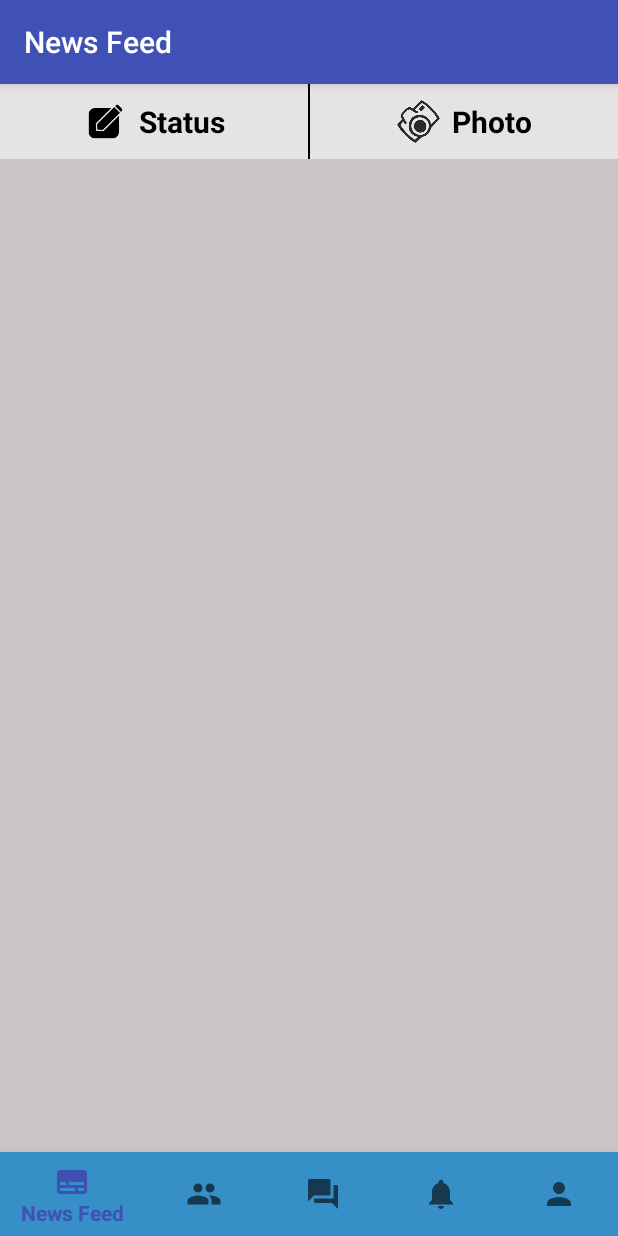
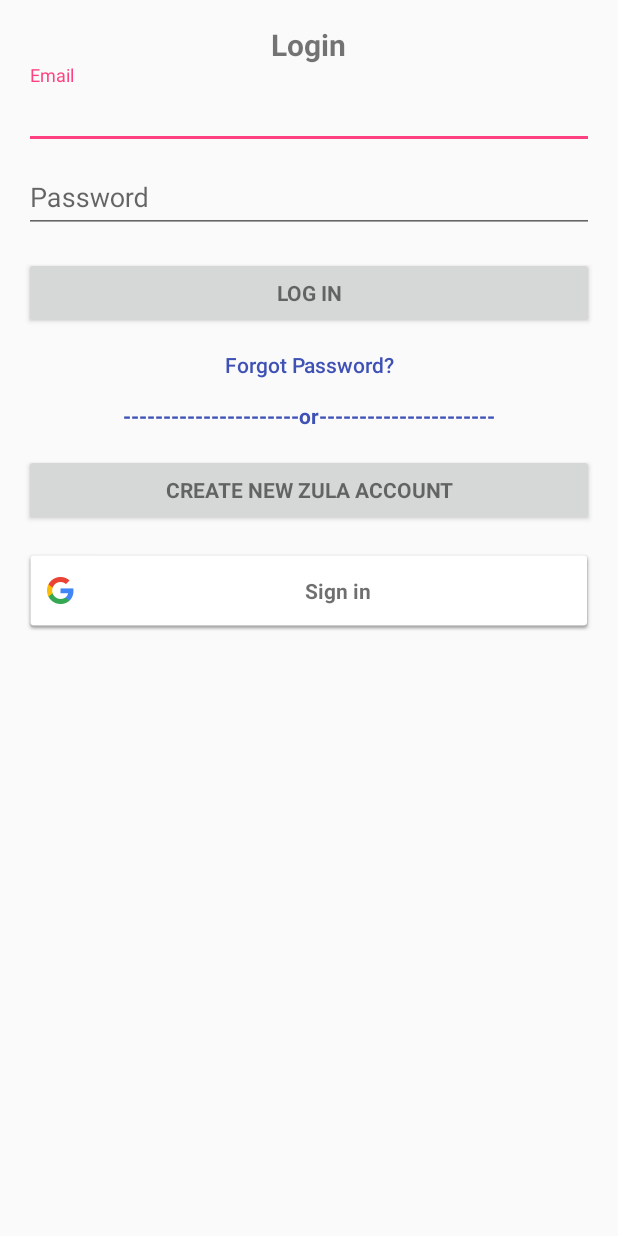
Before and after one commit to khieudinhhhuu/zula, an Android app: the screen it shows after launch (MainActivity before the commit, LoginActivity after it), on a phone screen of 412 x 824 dp. Run offline under Robolectric (Android 15) with nearby library versions, the phone set to English and light mode, and no system bars; our stand-ins replace Firebase (no records; nobody signed in at launch, a user with empty details on screens opened directly); libraries missing offline, so code that uses them is left out: com.facebook, com.facebook.appevents; plain views replace LoginButton.

Commit message:
anonymous 2

```diff
--- a/app/build.gradle
+++ b/app/build.gradle
@@ -12,7 +12,7 @@
     buildToolsVersion '27.0.3'
     defaultConfig {
         applicationId "com.khieuthichien.zula"
-        minSdkVersion 15
+        minSdkVersion 16
         targetSdkVersion 27
         versionCode 1
         versionName "1.0"
@@ -43,9 +43,9 @@
     implementation 'com.squareup.retrofit2:retrofit:2.3.0'
     implementation 'com.google.code.gson:gson:2.8.2'
     implementation 'com.android.support.constraint:constraint-layout:1.1.3'
+    implementation 'com.google.android.gms:play-services-auth:11.6.0'
     implementation 'com.google.firebase:firebase-auth:11.6.0'
     implementation 'com.google.firebase:firebase-core:11.6.0'
-    implementation 'com.google.firebase:firebase-auth:11.6.0'
     implementation 'com.google.firebase:firebase-storage:11.6.0'
     implementation 'com.google.firebase:firebase-database:11.6.0'
     testImplementation 'junit:junit:4.12'
--- a/app/src/main/java/com/khieuthichien/zula/fragment/NewsFeedFragment.java
+++ b/app/src/main/java/com/khieuthichien/zula/fragment/NewsFeedFragment.java
@@ -34,7 +34,7 @@
 import com.google.firebase.storage.StorageReference;
 import com.google.firebase.storage.UploadTask;
 import com.khieuthichien.zula.R;
-import com.khieuthichien.zula.StatusNewsFeedActivity;
+import com.khieuthichien.zula.ui.StatusNewsFeedActivity;
 import com.khieuthichien.zula.adapter.PhotoAdapter;
 import com.khieuthichien.zula.model.Photo;
 import com.squareup.picasso.Picasso;
--- /dev/null
+++ b/app/src/main/java/com/khieuthichien/zula/ui/LoginActivity.java
@@ -0,0 +1,224 @@
+package com.khieuthichien.zula.ui;
+
+import android.content.Intent;
+import android.os.Bundle;
+import android.support.annotation.NonNull;
+import android.support.v7.app.AlertDialog;
+import android.support.v7.app.AppCompatActivity;
+import android.support.v7.widget.Toolbar;
+import android.util.Log;
+import android.view.View;
+import android.widget.Button;
+import android.widget.EditText;
+import android.widget.ProgressBar;
+import android.widget.Toast;
+
+import com.facebook.CallbackManager;
+import com.facebook.FacebookSdk;
+import com.facebook.appevents.AppEventsLogger;
+import com.google.android.gms.auth.api.Auth;
+import com.google.android.gms.auth.api.signin.GoogleSignInAccount;
+import com.google.android.gms.auth.api.signin.GoogleSignInOptions;
+import com.google.android.gms.auth.api.signin.GoogleSignInResult;
+import com.google.android.gms.common.ConnectionResult;
+import com.google.android.gms.common.SignInButton;
+import com.google.android.gms.common.api.GoogleApiClient;
+import com.google.android.gms.tasks.OnCompleteListener;
+import com.google.android.gms.tasks.Task;
+import com.google.firebase.auth.AuthCredential;
+import com.google.firebase.auth.AuthResult;
+import com.google.firebase.auth.FirebaseAuth;
+import com.google.firebase.auth.FirebaseUser;
+import com.google.firebase.auth.GoogleAuthProvider;
+import com.khieuthichien.zula.R;
+
+public class LoginActivity extends AppCompatActivity implements GoogleApiClient.OnConnectionFailedListener{
+
+    private ProgressBar loginProgress;
+    private EditText edtLoginEmail;
+    private EditText edtLoginPassword;
+    private Button btnLogIn;
+    private Button btnResetPassword;
+    private Button btnCreateNewAccount;
+    private SignInButton btnLoginGoogle;
+    //private LoginButton btnLoginFacebook;
+
+    private CallbackManager callbackManager;
+
+    private FirebaseAuth mAuth;
+    private FirebaseAuth.AuthStateListener authStateListener;
+    GoogleApiClient mGoogleApiClient;
+
+    private static String TAG = "LoginActivity";
+    private static final int RC_SIGN_IN = 9001;
+
+    @Override
+    protected void onCreate(Bundle savedInstanceState) {
+        super.onCreate(savedInstanceState);
+        setContentView(R.layout.activity_login);
+        initViews();
+        initActions();
+
+//        Toolbar toolbar = findViewById(R.id.toolbar);
+//        setSupportActionBar(toolbar);
+//        getSupportActionBar().setTitle("Login");
+//        getSupportActionBar().setDisplayHomeAsUpEnabled(true);
+
+        mAuth = FirebaseAuth.getInstance();
+
+        GoogleSignInOptions gso = new GoogleSignInOptions.Builder(GoogleSignInOptions.DEFAULT_SIGN_IN)
+                .requestIdToken(getString(R.string.default_web_client_id))
+                .requestEmail()
+                .build();
+
+        mGoogleApiClient = new GoogleApiClient.Builder(LoginActivity.this)
+                .enableAutoManage(LoginActivity.this,this)
+                .addApi(Auth.GOOGLE_SIGN_IN_API,gso)
+                .build();
+
+        authStateListener = new FirebaseAuth.AuthStateListener() {
+            @Override
+            public void onAuthStateChanged(@NonNull FirebaseAuth firebaseAuth) {
+                FirebaseUser user = firebaseAuth.getCurrentUser();
+            }
+        };
+
+
+    }
+
+    public void initViews() {
+        loginProgress = findViewById(R.id.login_progress);
+        edtLoginEmail = findViewById(R.id.edt_login_email);
+        edtLoginPassword = findViewById(R.id.edt_login_password);
+        btnLogIn = findViewById(R.id.btn_log_in);
+        btnResetPassword = findViewById(R.id.btn_reset_password);
+        btnCreateNewAccount = findViewById(R.id.btn_create_new_account);
+        btnLoginGoogle = findViewById(R.id.btn_login_google);
+        //btnLoginFacebook = findViewById(R.id.btn_login_facebook);
+    }
+
+    public void initActions() {
+        btnLogIn.setOnClickListener(new View.OnClickListener() {
+            @Override
+            public void onClick(View v) {
+                String email = edtLoginEmail.getText().toString().trim();
+                String password = edtLoginPassword.getText().toString().trim();
+
+                if (email.isEmpty() || password.isEmpty()) {
+                    if (email.equals("")) {
+                        edtLoginEmail.setError(getString(R.string.notify_empty_email));
+                        return;
+                    }
+                    if (password.equals("")) {
+                        edtLoginPassword.setError(getString(R.string.notify_empty_password));
+                        return;
+                    }
+                } else {
+                    if (password.length() < 6) {
+                        if (password.length() < 6) {
+                            edtLoginPassword.setError(getString(R.string.notify_empty_password_length));
+                            return;
+                        }
+                    } else {
+                        mAuth.signInWithEmailAndPassword(email, password)
+                                .addOnCompleteListener(LoginActivity.this, new OnCompleteListener<AuthResult>() {
+                                    @Override
+                                    public void onComplete(@NonNull Task<AuthResult> task) {
+                                        if (task.isSuccessful()) {
+                                            Log.d(TAG, "signInWithEmail:success");
+                                            Intent intent = new Intent(LoginActivity.this, MainActivity.class);
+                                            intent.addFlags(Intent.FLAG_ACTIVITY_NEW_TASK);
+                                            intent.addFlags(Intent.FLAG_ACTIVITY_CLEAR_TASK);
+                                            startActivity(intent);
+                                            finish();
+                                        } else {
+                                            Log.w(TAG, "signInWithEmail:failure", task.getException());
+                                            Toast.makeText(LoginActivity.this, "Authentication failed.", Toast.LENGTH_SHORT).show();
+                                            AlertDialog.Builder builder = new AlertDialog.Builder(LoginActivity.this);
+                                            builder.setMessage(task.getException().getMessage())
+                                                    .setTitle(R.string.login_error_title)
+                                                    .setPositiveButton(android.R.string.ok, null);
+                                            AlertDialog dialog = builder.create();
+                                            dialog.show();
+                                        }
+
+                                    }
+                                });
+                    }
+                }
+            }
+        });
+
+        btnCreateNewAccount.setOnClickListener(new View.OnClickListener() {
+            @Override
+            public void onClick(View v) {
+                startActivity(new Intent(getApplication(), CreateNewAccountActivity.class));
+                finish();
+            }
+        });
+
+        btnLoginGoogle.setOnClickListener(new View.OnClickListener() {
+            @Override
+            public void onClick(View v) {
+                Intent signIntent = Auth.GoogleSignInApi.getSignInIntent(mGoogleApiClient);
+                startActivityForResult(signIntent,RC_SIGN_IN);
+            }
+        });
+
+    }
+
+    @Override
+    protected void onActivityResult(int requestCode, int resultCode, Intent data) {
+        super.onActivityResult(requestCode, resultCode, data);
+        //callbackManager.onActivityResult(requestCode, resultCode, data);
+        if(requestCode==RC_SIGN_IN){
+            GoogleSignInResult result = Auth.GoogleSignInApi.getSignInResultFromIntent(data);
+            if(result.isSuccess()){
+                GoogleSignInAccount account = result.getSignInAccount();
+                firebaseAuthWithGoogle(account);
+            }
+        }
+    }
+
+    @Override
+    public void onStart() {
+        super.onStart();
+        mAuth.addAuthStateListener(authStateListener);
+    }
+
+    @Override
+    protected void onStop() {
+        super.onStop();
+        if (authStateListener != null){
+            mAuth.removeAuthStateListener(authStateListener);
+        }
+    }
+
+    private void firebaseAuthWithGoogle(GoogleSignInAccount acct) {
+        Log.d(TAG, "firebaseAuthWithGoogle:" + acct.getId());
+
+        AuthCredential credential = GoogleAuthProvider.getCredential(acct.getIdToken(), null);
+        mAuth.signInWithCredential(credential)
+                .addOnCompleteListener(this, new OnCompleteListener<AuthResult>() {
+                    @Override
+                    public void onComplete(@NonNull Task<AuthResult> task) {
+                        if (task.isSuccessful()) {
+                            Log.d(TAG, "signInWithCredential:success");
+                            Intent intent = new Intent(LoginActivity.this, MainActivity.class);
+                            startActivity(intent);
+                            finish();
+                        } else {
+                            Log.w(TAG, "signInWithCredential:failure", task.getException());
+                            Toast.makeText(getApplicationContext(),"Lỗi đăng nhập bằng Google",Toast.LENGTH_SHORT).show();
+                        }
+                    }
+                });
+    }
+
+
+    @Override
+    public void onConnectionFailed(@NonNull ConnectionResult connectionResult) {
+
+    }
+
+}
--- a/app/src/main/java/com/khieuthichien/zula/StatusNewsFeedActivity.java
+++ b/app/src/main/java/com/khieuthichien/zula/ui/StatusNewsFeedActivity.java
@@ -1,4 +1,4 @@
-package com.khieuthichien.zula;
+package com.khieuthichien.zula.ui;
 
 import android.app.ProgressDialog;
 import android.content.Context;
@@ -28,6 +28,7 @@
 import com.google.firebase.storage.OnProgressListener;
 import com.google.firebase.storage.StorageReference;
 import com.google.firebase.storage.UploadTask;
+import com.khieuthichien.zula.R;
 import com.khieuthichien.zula.adapter.PhotoAdapter;
 import com.khieuthichien.zula.fragment.NewsFeedFragment;
 import com.khieuthichien.zula.model.Photo;
--- /dev/null
+++ b/app/src/main/res/layout/activity_login.xml
@@ -0,0 +1,129 @@
+<?xml version="1.0" encoding="utf-8"?>
+<LinearLayout xmlns:android="http://schemas.android.com/apk/res/android"
+    xmlns:app="http://schemas.android.com/apk/res-auto"
+    xmlns:tools="http://schemas.android.com/tools"
+    android:layout_width="match_parent"
+    android:layout_height="match_parent"
+    android:gravity="center_horizontal"
+    android:orientation="vertical"
+    android:paddingBottom="@dimen/activity_vertical_margin"
+    android:paddingLeft="@dimen/activity_horizontal_margin"
+    android:paddingRight="@dimen/activity_horizontal_margin"
+    android:paddingTop="@dimen/activity_vertical_margin"
+    tools:context=".ui.LoginActivity">
+
+    <ProgressBar
+        android:id="@+id/login_progress"
+        style="?android:attr/progressBarStyleLarge"
+        android:layout_width="wrap_content"
+        android:layout_height="wrap_content"
+        android:layout_marginBottom="8dp"
+        android:visibility="gone" />
+
+
+    <LinearLayout
+        android:layout_width="match_parent"
+        android:layout_height="wrap_content"
+        android:gravity="center_horizontal"
+        android:orientation="vertical">
+
+        <TextView
+            android:layout_width="wrap_content"
+            android:text="Login"
+            android:textSize="20sp"
+            android:textStyle="bold"
+            android:layout_height="wrap_content" />
+
+        <android.support.design.widget.TextInputLayout
+            android:layout_width="match_parent"
+            android:layout_height="wrap_content">
+
+            <EditText
+                android:id="@+id/edt_login_email"
+                android:layout_width="match_parent"
+                android:layout_height="wrap_content"
+                android:hint="Email"
+                android:inputType="textEmailAddress"
+                android:maxLines="1"
+                android:singleLine="true" />
+
+        </android.support.design.widget.TextInputLayout>
+
+        <android.support.design.widget.TextInputLayout
+            android:layout_width="match_parent"
+            android:layout_height="wrap_content">
+
+            <EditText
+                android:id="@+id/edt_login_password"
+                android:layout_width="match_parent"
+                android:layout_height="wrap_content"
+                android:hint="Password"
+                android:imeActionId="6"
+                android:imeOptions="actionUnspecified"
+                android:inputType="textPassword"
+                android:maxLines="1"
+                android:singleLine="true" />
+
+        </android.support.design.widget.TextInputLayout>
+
+        <Button
+            android:id="@+id/btn_log_in"
+            style="?android:textAppearanceSmall"
+            android:layout_width="match_parent"
+            android:layout_height="wrap_content"
+            android:layout_marginTop="16dp"
+            android:text="Log in"
+            android:textStyle="bold" />
+
+        <Button
+            android:id="@+id/btn_reset_password"
+            android:layout_width="match_parent"
+            android:layout_height="wrap_content"
+            android:background="@null"
+            android:text="Forgot Password?"
+            android:textAllCaps="false"
+            android:textColor="@color/colorPrimary" />
+
+        <TextView
+            style="?android:textAppearanceSmall"
+            android:layout_width="match_parent"
+            android:layout_height="wrap_content"
+            android:gravity="center"
+            android:text="----------------------or----------------------"
+            android:textColor="@color/colorPrimary"
+            android:textStyle="bold" />
+
+        <Button
+            android:id="@+id/btn_create_new_account"
+            style="?android:textAppearanceSmall"
+            android:layout_width="match_parent"
+            android:layout_height="wrap_content"
+            android:layout_marginTop="16dp"
+            android:text="create new zula account"
+            android:textStyle="bold" />
+
+        <com.google.android.gms.common.SignInButton
+            android:id="@+id/btn_login_google"
+            android:layout_width="match_parent"
+            android:layout_height="55dp"
+            android:layout_marginTop="15dp" />
+
+        <!--<com.facebook.login.widget.LoginButton-->
+            <!--android:id="@+id/btn_login_facebook"-->
+            <!--android:layout_width="match_parent"-->
+            <!--android:layout_height="match_parent"-->
+            <!--android:layout_marginTop="17dp"-->
+            <!--android:layout_marginLeft="3dp"-->
+            <!--android:layout_marginRight="3dp"-->
+            <!--android:paddingTop="12dp"-->
+            <!--android:paddingBottom="12dp"-->
+            <!--android:textSize="18sp"-->
+            <!--android:layout_centerHorizontal="true"-->
+            <!--android:layout_alignParentBottom="true"-->
+            <!--android:layout_marginBottom="30dp" />-->
+
+    </LinearLayout>
+
+
+
+</LinearLayout>
--- a/app/src/main/res/layout/activity_status_news_feed.xml
+++ b/app/src/main/res/layout/activity_status_news_feed.xml
@@ -5,7 +5,7 @@
     android:layout_width="match_parent"
     android:layout_height="match_parent"
     android:orientation="vertical"
-    tools:context=".StatusNewsFeedActivity">
+    tools:context=".ui.StatusNewsFeedActivity">
 
     <EditText
         android:id="@+id/edt_stt_status_news_feed"
--- /dev/null
+++ b/app/src/main/res/values/dimens.xml
@@ -0,0 +1,6 @@
+<resources>
+    <!-- Default screen margins, per the Android Design guidelines. -->
+    <dimen name="activity_horizontal_margin">16dp</dimen>
+    <dimen name="activity_vertical_margin">16dp</dimen>
+    <dimen name="smallTxtSize">16sp</dimen>
+</resources>
--- a/app/src/main/res/values/strings.xml
+++ b/app/src/main/res/values/strings.xml
@@ -1,4 +1,9 @@
 <resources>
     <string name="app_name">Zula</string>
     <string name="edt_stt_status_news_feed">Do not leave blank</string>
+    <string name="notify_empty_email">Do not leave blank</string>
+    <string name="notify_empty_password">Do not leave blank</string>
+    <string name="notify_empty_password_length">Password must be more than 6 characters</string>
+    <string name="login_error_title">Error!</string>
+    <string name="notify_empty_username">Do not leave blank</string>
 </resources>
--- a/app/src/main/res/values/styles.xml
+++ b/app/src/main/res/values/styles.xml
@@ -8,4 +8,19 @@
         <item name="colorAccent">@color/colorAccent</item>
     </style>
 
+    <style name="AppThemeNoActionBar" parent="Theme.AppCompat.Light.NoActionBar">
+        <item name="colorPrimary">@color/colorPrimary</item>
+        <item name="colorPrimaryDark">@color/colorPrimaryDark</item>
+        <item name="colorAccent">@color/colorAccent</item>
+    </style>
+
+    <style name="AppTheme.NoActionBar">
+        <item name="windowActionBar">false</item>
+        <item name="windowNoTitle">true</item>
+    </style>
+
+    <style name="AppTheme.AppBarOverlay" parent="ThemeOverlay.AppCompat.Dark.ActionBar" />
+
+    <style name="AppTheme.PopupOverlay" parent="ThemeOverlay.AppCompat.Light" />
+
 </resources>
```
Also changed, not shown: app/src/main/AndroidManifest.xml (+20 -2 lines), app/src/main/java/com/khieuthichien/zula/fragment/UserFragment.java (+52 -7 lines), app/src/main/java/com/khieuthichien/zula/ui/CreateNewAccountActivity.java (added, +136 -0 lines), app/src/main/java/com/khieuthichien/zula/ui/MainActivity.java (+6 -6 lines), app/src/main/res/layout/activity_create_new_account.xml (added, +96 -0 lines), app/src/main/res/layout/toolbar_layout.xml (added, +10 -0 lines).
